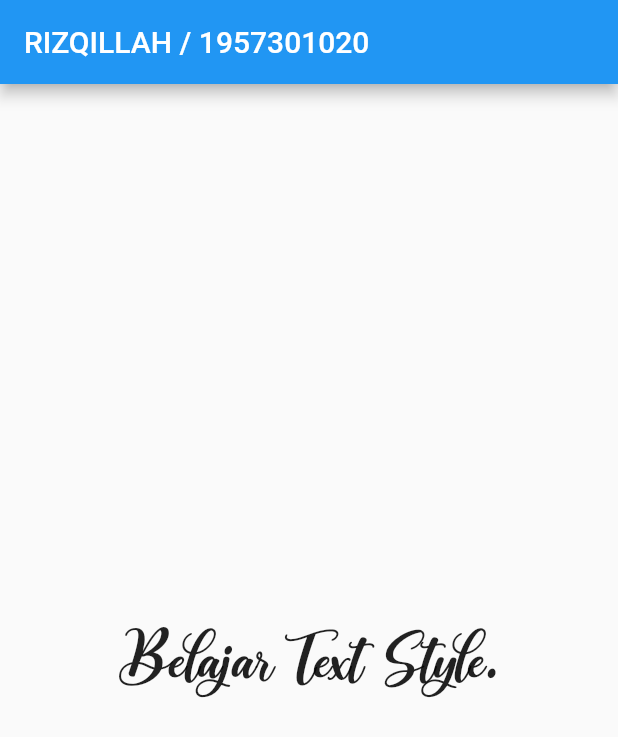
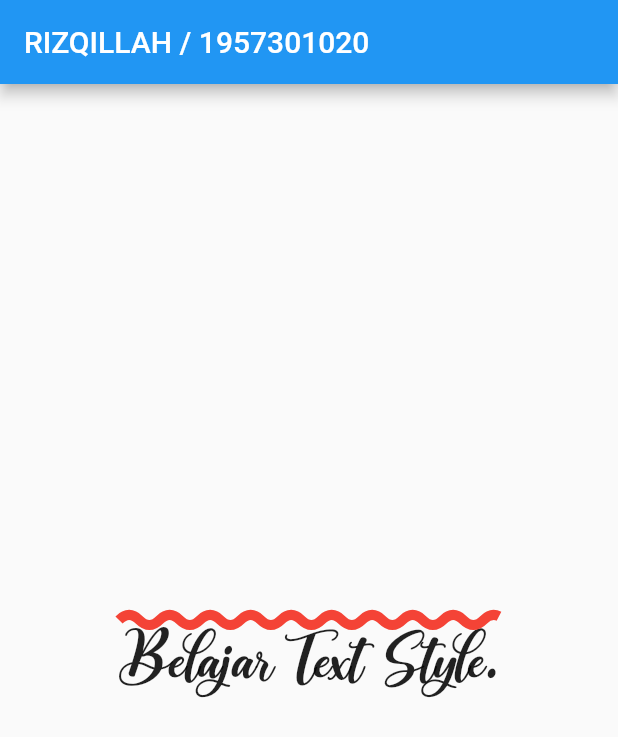
Before and after one commit to rizqillah-pnl/Belajar_Flutter, a Flutter app: the screen it shows after launch, on a phone screen of 412 x 824 dp. Shown: the top 737 px of the screen. Run offline on Flutter 3.47's test engine with Material 2 defaults, Android fonts, the phone set to English and light mode, and no system bars.

```diff
--- a/lib/main.dart
+++ b/lib/main.dart
@@ -13,7 +13,7 @@ class MyApp extends StatelessWidget {
         body: Center(
           child: Text(
             "Belajar Text Style.",
-            style: TextStyle(fontFamily: "CrashLandingBB", fontSize: 45, decorationColor: Colors.red, decorationThickness: 3, decorationStyle: TextDecorationStyle.wavy),
+            style: TextStyle(fontFamily: "CrashLandingBB", fontSize: 45, decoration: TextDecoration.overline, decorationColor: Colors.red, decorationThickness: 3, decorationStyle: TextDecorationStyle.wavy),
           ),
         ),
       ),
```
Also changed, not shown: 1 other file.
